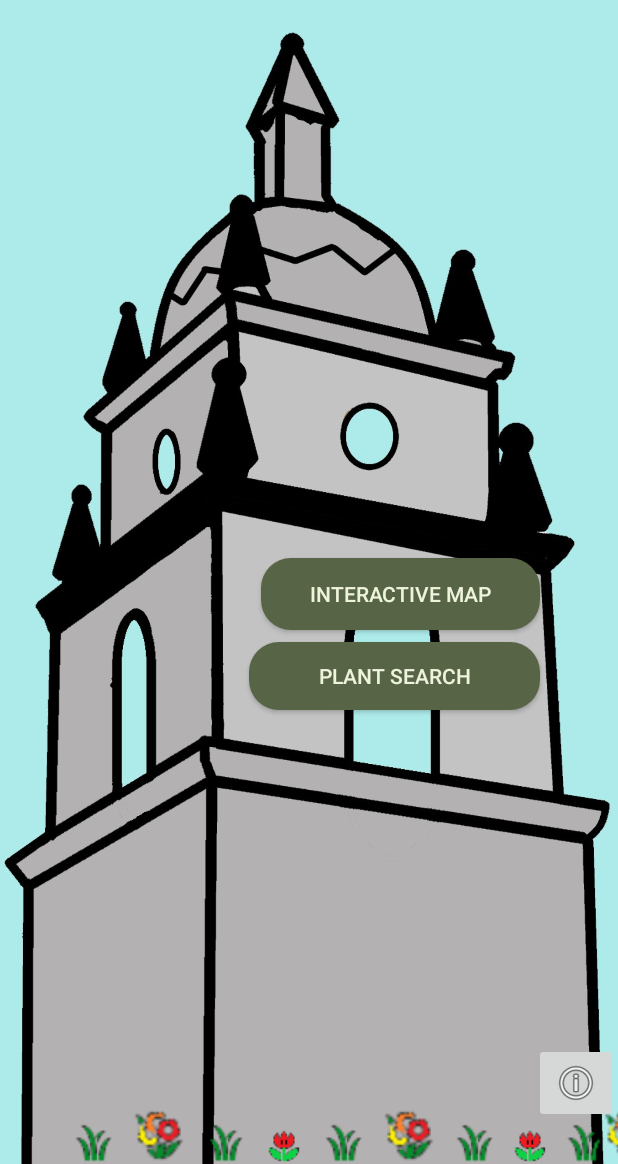
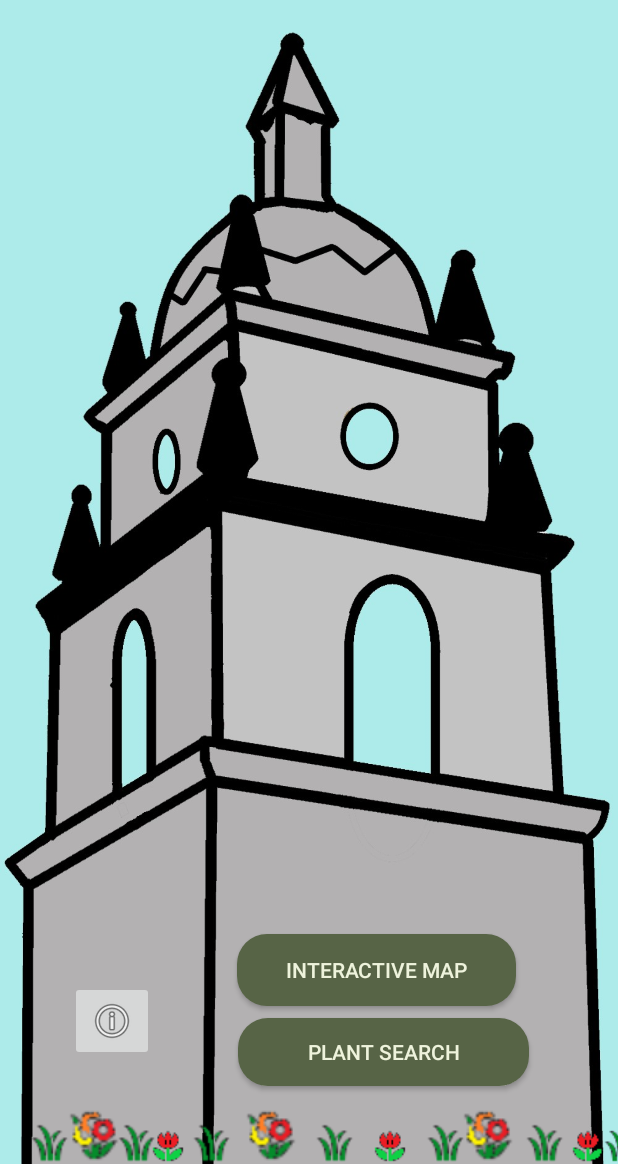
Before and after one commit to rickymedrano/PlantsofCI, an Android app: the screen it shows after launch (MainActivity), on a phone screen of 412 x 824 dp, the part 72-1236 px from its top. Run offline under Robolectric (Android 15) with nearby library versions, the phone set to English and light mode, and no system bars.

Commit message:
Pulled in Steven's changes
I pulled in Steven's recent changes to his branch and merged with my project.

```diff
--- a/src/main/res/layout/home_page.xml
+++ b/src/main/res/layout/home_page.xml
@@ -14,11 +14,15 @@
         android:layout_height="38dp"
         android:layout_marginEnd="8dp"
         android:layout_marginStart="8dp"
+        android:layout_marginTop="8dp"
+        android:contentDescription="TODO"
         app:layout_constraintBottom_toBottomOf="parent"
         app:layout_constraintEnd_toStartOf="@+id/imageView27"
+        app:layout_constraintHorizontal_bias="0.724"
         app:layout_constraintStart_toEndOf="@+id/imageView26"
-        app:srcCompat="@drawable/trigrouped_flower"
-        android:contentDescription="TODO" />
+        app:layout_constraintTop_toTopOf="parent"
+        app:layout_constraintVertical_bias="1.0"
+        app:srcCompat="@drawable/trigrouped_flower" />
 
     <ImageView
         android:id="@+id/imageView32"
@@ -26,11 +30,15 @@
         android:layout_height="38dp"
         android:layout_marginEnd="8dp"
         android:layout_marginStart="8dp"
+        android:layout_marginTop="8dp"
+        android:contentDescription="TODO"
         app:layout_constraintBottom_toBottomOf="parent"
         app:layout_constraintEnd_toStartOf="@+id/imageView24"
+        app:layout_constraintHorizontal_bias="0.724"
         app:layout_constraintStart_toEndOf="@+id/imageView25"
-        app:srcCompat="@drawable/trigrouped_flower"
-        android:contentDescription="TODO" />
+        app:layout_constraintTop_toTopOf="parent"
+        app:layout_constraintVertical_bias="1.0"
+        app:srcCompat="@drawable/trigrouped_flower" />
 
     <ImageView
         android:id="@+id/imageView6"
@@ -38,9 +46,13 @@
         android:layout_height="38dp"
         android:layout_marginEnd="8dp"
         android:layout_marginStart="8dp"
+        android:layout_marginTop="8dp"
         app:layout_constraintBottom_toBottomOf="parent"
         app:layout_constraintEnd_toStartOf="@+id/imageView17"
+        app:layout_constraintHorizontal_bias="0.482"
         app:layout_constraintStart_toEndOf="@+id/imageView18"
+        app:layout_constraintTop_toTopOf="parent"
+        app:layout_constraintVertical_bias="1.0"
         app:srcCompat="@drawable/trigrouped_flower" />
 
     <ImageView
@@ -48,10 +60,13 @@
         android:layout_width="34dp"
         android:layout_height="28dp"
         android:layout_marginStart="16dp"
+        android:layout_marginTop="8dp"
         app:layout_constraintBottom_toBottomOf="parent"
         app:layout_constraintEnd_toStartOf="@+id/imageView27"
         app:layout_constraintHorizontal_bias="0.5"
         app:layout_constraintStart_toEndOf="@+id/imageView17"
+        app:layout_constraintTop_toTopOf="parent"
+        app:layout_constraintVertical_bias="1.0"
         app:srcCompat="@drawable/grass_patch" />
 
     <ImageView
@@ -59,19 +74,25 @@
         android:layout_width="34dp"
         android:layout_height="28dp"
         android:layout_marginStart="24dp"
+        android:layout_marginTop="8dp"
         app:layout_constraintBottom_toBottomOf="parent"
         app:layout_constraintEnd_toStartOf="@+id/imageView25"
         app:layout_constraintHorizontal_bias="0.5"
         app:layout_constraintStart_toEndOf="@+id/imageView26"
+        app:layout_constraintTop_toTopOf="parent"
+        app:layout_constraintVertical_bias="1.0"
         app:srcCompat="@drawable/grass_patch" />
 
     <ImageView
         android:id="@+id/imageView24"
         android:layout_width="34dp"
         android:layout_height="28dp"
-        android:layout_marginStart="24dp"
+        android:layout_marginStart="32dp"
+        android:layout_marginTop="8dp"
         app:layout_constraintBottom_toBottomOf="parent"
         app:layout_constraintStart_toEndOf="@+id/imageView25"
+        app:layout_constraintTop_toTopOf="parent"
+        app:layout_constraintVertical_bias="1.0"
         app:srcCompat="@drawable/grass_patch" />
 
     <ImageView
@@ -79,10 +100,13 @@
         android:layout_width="34dp"
         android:layout_height="28dp"
         android:layout_marginStart="16dp"
+        android:layout_marginTop="8dp"
         app:layout_constraintBottom_toBottomOf="parent"
         app:layout_constraintEnd_toStartOf="@+id/imageView24"
         app:layout_constraintHorizontal_bias="0.5"
         app:layout_constraintStart_toEndOf="@+id/imageView27"
+        app:layout_constraintTop_toTopOf="parent"
+        app:layout_constraintVertical_bias="1.0"
         app:srcCompat="@drawable/grass_patch" />
 
     <TextView
@@ -106,23 +130,26 @@
         android:id="@+id/button2"
         android:layout_width="186dp"
         android:layout_height="48dp"
+        android:layout_marginBottom="8dp"
         android:layout_marginEnd="8dp"
         android:layout_marginStart="8dp"
-        android:layout_marginTop="372dp"
+        android:layout_marginTop="352dp"
         android:background="@drawable/roundedbackground"
         android:onClick="interactiveMapButton"
         android:text="@string/interactive_map"
         android:textColor="@color/light_cream"
+        app:layout_constraintBottom_toTopOf="@+id/button3"
         app:layout_constraintEnd_toEndOf="parent"
-        app:layout_constraintHorizontal_bias="0.791"
+        app:layout_constraintHorizontal_bias="0.714"
         app:layout_constraintStart_toStartOf="parent"
-        app:layout_constraintTop_toBottomOf="@+id/Title" />
+        app:layout_constraintTop_toBottomOf="@+id/Title"
+        app:layout_constraintVertical_bias="1.0" />
 
     <Button
         android:id="@+id/button3"
         android:layout_width="194dp"
         android:layout_height="45dp"
-        android:layout_marginBottom="8dp"
+        android:layout_marginBottom="52dp"
         android:layout_marginEnd="8dp"
         android:layout_marginStart="8dp"
         android:layout_marginTop="8dp"
@@ -132,25 +159,26 @@
         android:textColor="@color/light_cream"
         app:layout_constraintBottom_toBottomOf="parent"
         app:layout_constraintEnd_toEndOf="parent"
-        app:layout_constraintHorizontal_bias="0.781"
+        app:layout_constraintHorizontal_bias="0.747"
         app:layout_constraintStart_toStartOf="parent"
-        app:layout_constraintTop_toBottomOf="@+id/button2"
-        app:layout_constraintVertical_bias="0.0" />
+        app:layout_constraintTop_toTopOf="parent"
+        app:layout_constraintVertical_bias="1.0" />
 
     <ImageButton
         android:id="@+id/About"
         android:layout_width="wrap_content"
         android:layout_height="53dp"
+        android:layout_marginBottom="52dp"
         android:layout_marginStart="8dp"
         android:layout_marginTop="8dp"
         android:contentDescription="@string/about"
         android:onClick="aboutButton"
         app:layout_constraintBottom_toBottomOf="parent"
         app:layout_constraintEnd_toEndOf="parent"
-        app:layout_constraintHorizontal_bias="1.0"
+        app:layout_constraintHorizontal_bias="0.112"
         app:layout_constraintStart_toStartOf="parent"
-        app:layout_constraintTop_toBottomOf="@+id/button3"
-        app:layout_constraintVertical_bias="0.888"
+        app:layout_constraintTop_toTopOf="parent"
+        app:layout_constraintVertical_bias="0.977"
         app:srcCompat="@android:drawable/ic_menu_info_details" />
 
     <android.support.constraint.Guideline
@@ -172,10 +200,13 @@
         android:layout_width="34dp"
         android:layout_height="28dp"
         android:layout_marginStart="24dp"
+        android:layout_marginTop="8dp"
         app:layout_constraintBottom_toBottomOf="parent"
         app:layout_constraintEnd_toStartOf="@+id/imageView26"
         app:layout_constraintHorizontal_bias="0.5"
         app:layout_constraintStart_toEndOf="@+id/imageView18"
+        app:layout_constraintTop_toTopOf="parent"
+        app:layout_constraintVertical_bias="1.0"
         app:srcCompat="@drawable/grass_patch" />
 
     <ImageView
@@ -183,10 +214,13 @@
         android:layout_width="34dp"
         android:layout_height="28dp"
         android:layout_marginStart="16dp"
+        android:layout_marginTop="8dp"
         app:layout_constraintBottom_toBottomOf="parent"
         app:layout_constraintEnd_toStartOf="@+id/imageView17"
         app:layout_constraintHorizontal_bias="0.5"
         app:layout_constraintStart_toStartOf="parent"
+        app:layout_constraintTop_toTopOf="parent"
+        app:layout_constraintVertical_bias="1.0"
         app:srcCompat="@drawable/grass_patch" />
 
     <ImageView
@@ -194,10 +228,28 @@
         android:layout_width="wrap_content"
         android:layout_height="wrap_content"
         android:layout_marginEnd="8dp"
+        android:layout_marginTop="8dp"
+        app:layout_constraintBottom_toBottomOf="parent"
+        app:layout_constraintEnd_toEndOf="parent"
+        app:layout_constraintHorizontal_bias="0.0"
+        app:layout_constraintStart_toEndOf="@+id/imageView24"
+        app:layout_constraintTop_toTopOf="parent"
+        app:layout_constraintVertical_bias="1.0"
+        app:srcCompat="@drawable/flower" />
+
+    <ImageView
+        android:id="@+id/imageView5"
+        android:layout_width="wrap_content"
+        android:layout_height="wrap_content"
+        android:layout_marginEnd="8dp"
         android:layout_marginStart="8dp"
+        android:layout_marginTop="8dp"
         app:layout_constraintBottom_toBottomOf="parent"
         app:layout_constraintEnd_toStartOf="@+id/imageView26"
+        app:layout_constraintHorizontal_bias="0.666"
         app:layout_constraintStart_toEndOf="@+id/imageView17"
+        app:layout_constraintTop_toTopOf="parent"
+        app:layout_constraintVertical_bias="1.0"
         app:srcCompat="@drawable/flower" />
 
     <ImageView
@@ -206,10 +258,29 @@
         android:layout_height="wrap_content"
         android:layout_marginEnd="8dp"
         android:layout_marginStart="8dp"
+        android:layout_marginTop="8dp"
         app:layout_constraintBottom_toBottomOf="parent"
         app:layout_constraintEnd_toStartOf="@+id/imageView25"
+        app:layout_constraintHorizontal_bias="0.333"
         app:layout_constraintStart_toEndOf="@+id/imageView27"
+        app:layout_constraintTop_toTopOf="parent"
+        app:layout_constraintVertical_bias="1.0"
         app:srcCompat="@drawable/flower" />
+
+    <ImageView
+        android:id="@+id/imageView9"
+        android:layout_width="wrap_content"
+        android:layout_height="wrap_content"
+        android:layout_marginEnd="8dp"
+        android:layout_marginStart="8dp"
+        android:layout_marginTop="8dp"
+        app:layout_constraintBottom_toBottomOf="parent"
+        app:layout_constraintEnd_toEndOf="parent"
+        app:layout_constraintHorizontal_bias="0.333"
+        app:layout_constraintStart_toEndOf="@+id/imageView7"
+        app:layout_constraintTop_toTopOf="parent"
+        app:layout_constraintVertical_bias="1.0"
+        app:srcCompat="@drawable/grass_patch" />
 
 
 </android.support.constraint.ConstraintLayout>
```
